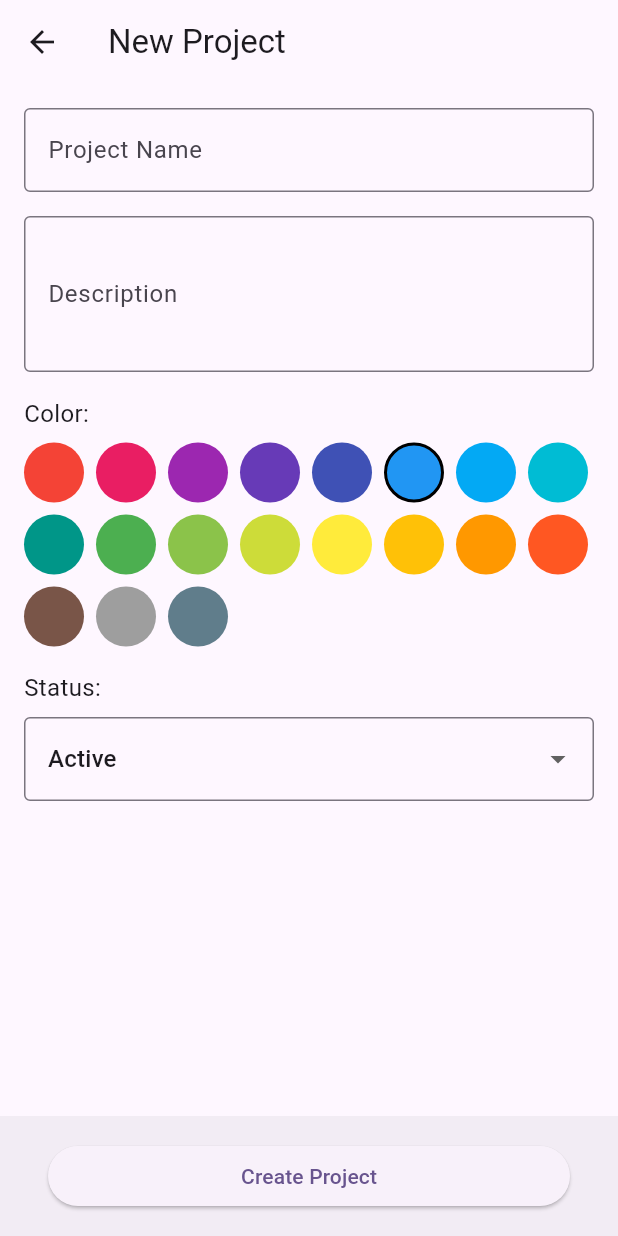
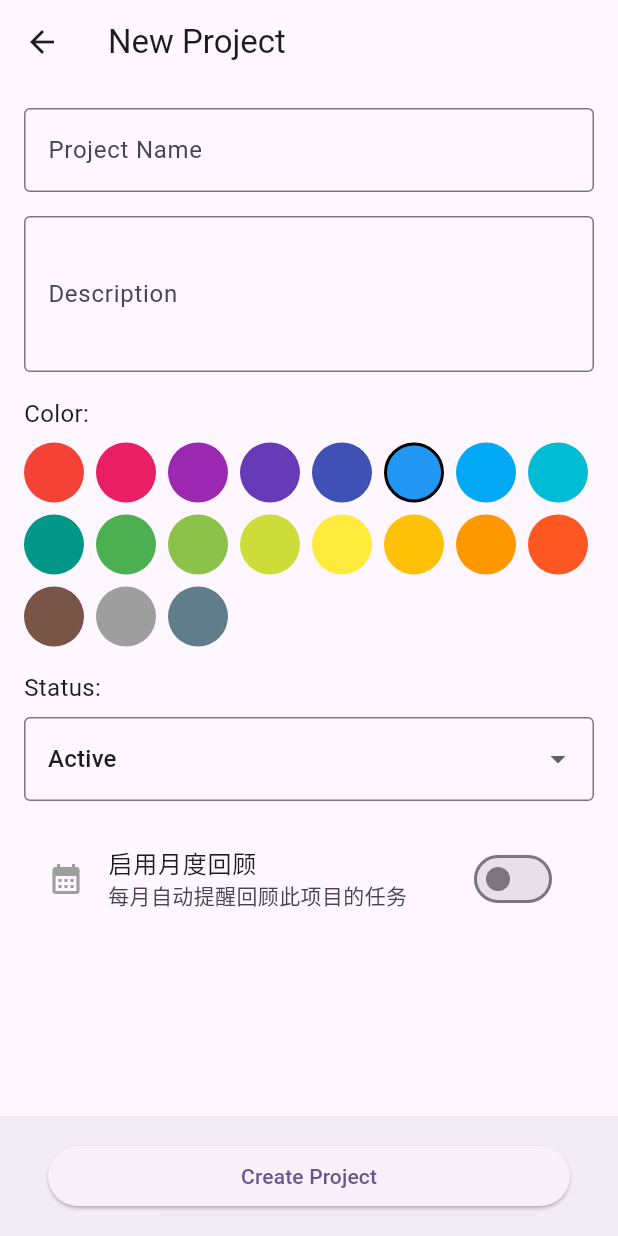
Before and after one commit to MOVING2014/GTD4, a Flutter app: the screen it shows after launch, item 3 of the bottom bar chosen, after a tap on the "add" icon, on a phone screen of 412 x 824 dp. Run offline on Flutter 3.47's test engine with Material 3 defaults, Android fonts, the phone set to English and light mode, and no system bars; our stand-ins replace flutter_slidable, table_calendar.

Commit message:
回顾页面完成，但还需要更多的细节确认

```diff
--- a/lib/main.dart
+++ b/lib/main.dart
@@ -5,6 +5,7 @@ import 'providers/project_provider.dart';
 import 'screens/calendar_screen.dart';
 import 'screens/projects_screen.dart';
 import 'screens/inbox_screen.dart';
+import 'screens/review_screen.dart';
 
 void main() {
   runApp(const MyApp());
@@ -46,17 +47,21 @@ class _HomeScreenState extends State<HomeScreen> {
     CalendarScreen(),
     InboxScreen(),
     ProjectsScreen(),
+    ReviewScreen(),
   ];
 
   static const List<String> _titles = [
     '日历',
     '收件箱',
     '项目',
+    '回顾',
   ];
 
   @override
   Widget build(BuildContext context) {
     final taskProvider = Provider.of<TaskProvider>(context);
+    final projectProvider = Provider.of<ProjectProvider>(context);
+    final projectsNeedingReview = projectProvider.projectsNeedingReview;
 
     return Scaffold(
       body: _pages[_selectedIndex],
@@ -84,6 +89,13 @@ class _HomeScreenState extends State<HomeScreen> {
             icon: Icon(Icons.folder),
             label: '项目',
           ),
+          NavigationDestination(
+            icon: Badge(
+              isLabelVisible: projectsNeedingReview.isNotEmpty,
+              child: const Icon(Icons.history),
+            ),
+            label: '回顾',
+          ),
         ],
       ),
     );
--- a/lib/models/project.dart
+++ b/lib/models/project.dart
@@ -12,6 +12,8 @@ class Project {
   DateTime? completedAt;
   String? parentProjectId;
   int? order;
+  bool needsMonthlyReview;
+  DateTime? lastReviewDate;
 
   Project({
     required this.id,
@@ -23,6 +25,8 @@ class Project {
     this.completedAt,
     this.parentProjectId,
     this.order,
+    this.needsMonthlyReview = false,
+    this.lastReviewDate,
   });
 
   Project copyWith({
@@ -35,6 +39,8 @@ class Project {
     DateTime? completedAt,
     String? parentProjectId,
     int? order,
+    bool? needsMonthlyReview,
+    DateTime? lastReviewDate,
   }) {
     return Project(
       id: id ?? this.id,
@@ -46,10 +52,21 @@ class Project {
       completedAt: completedAt ?? this.completedAt,
       parentProjectId: parentProjectId ?? this.parentProjectId,
       order: order ?? this.order,
+      needsMonthlyReview: needsMonthlyReview ?? this.needsMonthlyReview,
+      lastReviewDate: lastReviewDate ?? this.lastReviewDate,
     );
   }
 
   bool get isCompleted => status == ProjectStatus.completed;
+
+  bool get needsReview {
+    if (!needsMonthlyReview) return false;
+    if (lastReviewDate == null) return true;
+
+    final now = DateTime.now();
+    final lastMonth = DateTime(now.year, now.month - 1, now.day);
+    return lastReviewDate!.isBefore(lastMonth);
+  }
 
   String get statusText {
     switch (status) {
--- a/lib/providers/project_provider.dart
+++ b/lib/providers/project_provider.dart
@@ -180,4 +180,32 @@ class ProjectProvider with ChangeNotifier {
       notifyListeners();
     }
   }
+
+  // 获取需要月度回顾的项目
+  List<Project> get projectsNeedingReview {
+    return _projects
+        .where((project) =>
+          project.needsMonthlyReview &&
+          project.needsReview &&
+          project.status == ProjectStatus.active)
+        .toList();
+  }
+
+  // 设置项目回顾属性
+  void setProjectReviewStatus(String projectId, bool needsReview) {
+    final index = _projects.indexWhere((project) => project.id == projectId);
+    if (index != -1) {
+      _projects[index] = _projects[index].copyWith(needsMonthlyReview: needsReview);
+      notifyListeners();
+    }
+  }
+
+  // 标记项目已回顾
+  void markProjectAsReviewed(String projectId) {
+    final index = _projects.indexWhere((project) => project.id == projectId);
+    if (index != -1) {
+      _projects[index] = _projects[index].copyWith(lastReviewDate: DateTime.now());
+      notifyListeners();
+    }
+  }
 }
--- a/lib/screens/project_form_screen.dart
+++ b/lib/screens/project_form_screen.dart
@@ -19,6 +19,7 @@ class _ProjectFormScreenState extends State<ProjectFormScreen> {
 
   late Color _selectedColor;
   late ProjectStatus _status;
+  late bool _needsMonthlyReview;  // 添加月度回顾属性
 
   bool get _isEditing => widget.project != null;
 
@@ -55,10 +56,12 @@ class _ProjectFormScreenState extends State<ProjectFormScreen> {
       _descriptionController.text = widget.project!.description ?? '';
       _selectedColor = widget.project!.color;
       _status = widget.project!.status;
+      _needsMonthlyReview = widget.project!.needsMonthlyReview;  // 初始化月度回顾状态
     } else {
       // 创建新项目的默认值
       _selectedColor = Colors.blue;
       _status = ProjectStatus.active;
+      _needsMonthlyReview = false;  // 默认不需要月度回顾
     }
   }
 
@@ -82,6 +85,8 @@ class _ProjectFormScreenState extends State<ProjectFormScreen> {
           name: _nameController.text,
           description: _descriptionController.text.isEmpty ? null : _descriptionController.text,
           color: color,
+          status: _status,
+          needsMonthlyReview: _needsMonthlyReview,  // 添加月度回顾设置
         );
 
         projectProvider.updateProject(updatedProject);
@@ -94,6 +99,7 @@ class _ProjectFormScreenState extends State<ProjectFormScreen> {
           color: color,
           status: ProjectStatus.active,
           createdAt: DateTime.now(),
+          needsMonthlyReview: _needsMonthlyReview,  // 添加月度回顾设置
         );
 
         projectProvider.addProject(newProject);
@@ -246,6 +252,37 @@ class _ProjectFormScreenState extends State<ProjectFormScreen> {
                   });
                 },
               ),
+
+              const SizedBox(height: 16),
+
+              // 月度回顾设置
+              SwitchListTile(
+                title: const Text('启用月度回顾'),
+                subtitle: const Text('每月自动提醒回顾此项目的任务'),
+                value: _needsMonthlyReview,
+                activeColor: _selectedColor,
+                onChanged: (value) {
+                  setState(() {
+                    _needsMonthlyReview = value;
+                  });
+                },
+                secondary: Icon(
+                  Icons.calendar_month,
+                  color: _needsMonthlyReview ? _selectedColor : Colors.grey,
+                ),
+              ),
+
+              if (_needsMonthlyReview && _isEditing && widget.project!.lastReviewDate != null)
+                Padding(
+                  padding: const EdgeInsets.only(left: 16.0, top: 8.0),
+                  child: Text(
+                    '上次回顾日期: ${_formatDate(widget.project!.lastReviewDate!)}',
+                    style: const TextStyle(
+                      color: Colors.grey,
+                      fontSize: 14,
+                    ),
+                  ),
+                ),
             ],
           ),
         ),
@@ -265,3 +302,8 @@ class _ProjectFormScreenState extends State<ProjectFormScreen> {
     );
   }
 }
+
+// 格式化日期为中文格式
+String _formatDate(DateTime date) {
+  return '${date.year}年${date.month}月${date.day}日';
+}
```
Also changed, not shown: lib/screens/review_screen.dart (added, +335 -0 lines).
